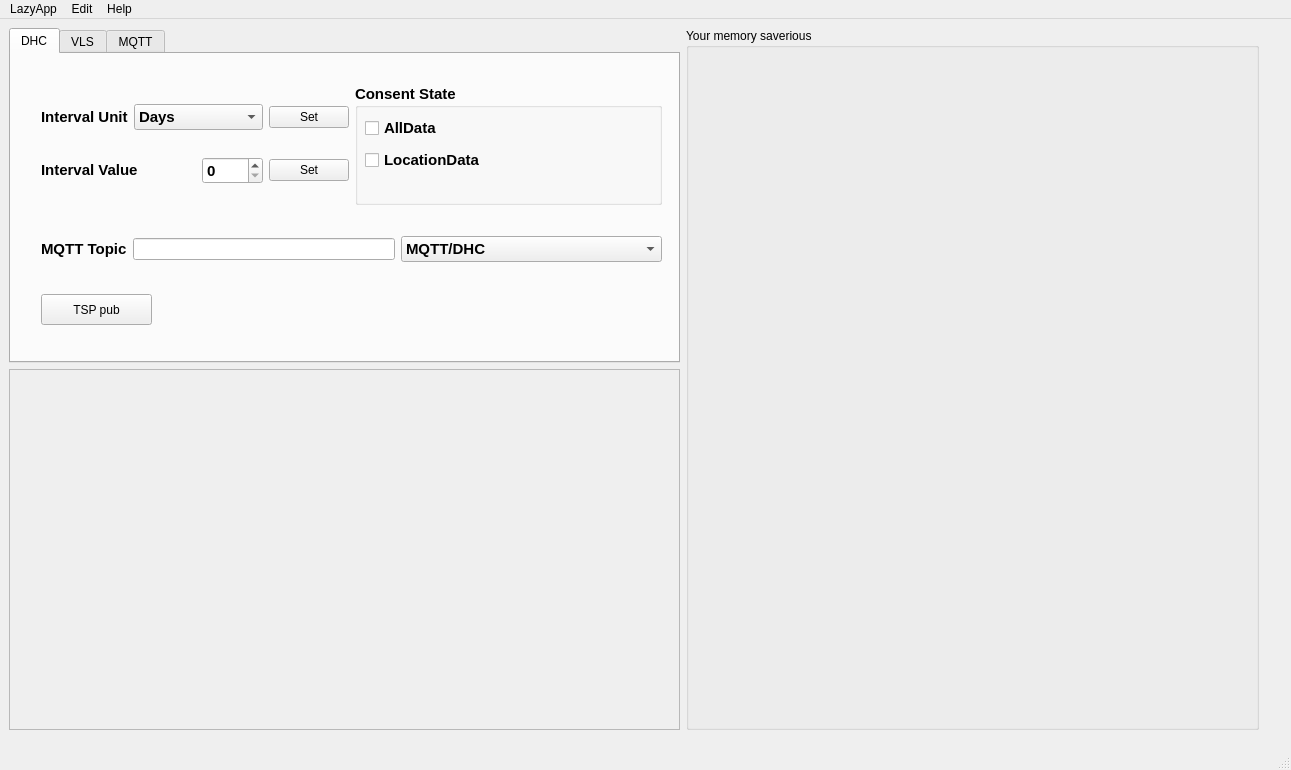
This is views/pySide6View/mainWindow/mainWindow.ui in anhembedded/RsLazyApp as Qt 5 draws it before an edit. The edited form follows.
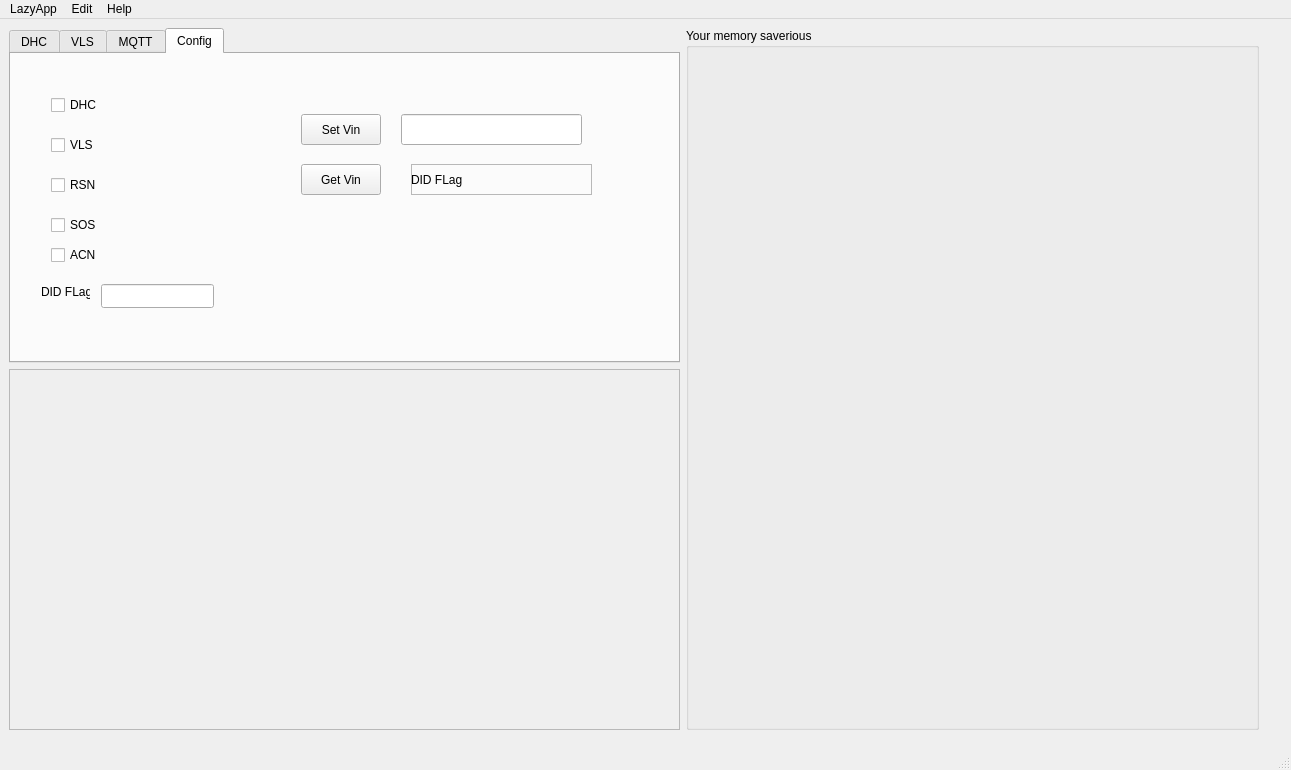
This is the edited form. The open tabs and pages were chosen to show the change. Icons and pictures are not drawn.

Commit message: edit name of Widget

Diff of the .ui file:
```diff
--- a/views/pySide6View/mainWindow/mainWindow.ui
+++ b/views/pySide6View/mainWindow/mainWindow.ui
@@ -26,7 +26,7 @@
    <string>MainWindow</string>
   </property>
   <widget class="QWidget" name="centralwidget">
-   <widget class="QWidget" name="">
+   <widget class="QWidget" name="layoutWidget">
     <property name="geometry">
      <rect>
       <x>9</x>
@@ -58,6 +58,25 @@
        </property>
       </widget>
      </item>
+     <item row="0" column="1" rowspan="2">
+      <widget class="QGroupBox" name="groupBox_terminalLike">
+       <property name="sizePolicy">
+        <sizepolicy hsizetype="Expanding" vsizetype="Expanding">
+         <horstretch>0</horstretch>
+         <verstretch>10</verstretch>
+        </sizepolicy>
+       </property>
+       <property name="minimumSize">
+        <size>
+         <width>571</width>
+         <height>700</height>
+        </size>
+       </property>
+       <property name="title">
+        <string>Your memory saverious</string>
+       </property>
+      </widget>
+     </item>
      <item row="0" column="0">
       <widget class="QTabWidget" name="AppTab">
        <property name="sizePolicy">
@@ -76,13 +95,13 @@
         <bool>true</bool>
        </property>
        <property name="currentIndex">
-        <number>2</number>
+        <number>0</number>
        </property>
        <widget class="QWidget" name="DHC_Tab">
         <attribute name="title">
          <string>DHC</string>
         </attribute>
-        <widget class="QPushButton" name="pushButton">
+        <widget class="QPushButton" name="pushButton_pubMqttDhc">
          <property name="geometry">
           <rect>
            <x>30</x>
@@ -147,7 +166,7 @@
              </widget>
             </item>
             <item row="0" column="3">
-             <widget class="QPushButton" name="pushButton_2">
+             <widget class="QPushButton" name="pushButton_setIntervalUnit">
               <property name="text">
                <string>Set</string>
               </property>
@@ -183,7 +202,7 @@
              </widget>
             </item>
             <item row="1" column="3">
-             <widget class="QPushButton" name="pushButton_3">
+             <widget class="QPushButton" name="pushButton_setIntervalValue">
               <property name="text">
                <string>Set</string>
               </property>
@@ -192,7 +211,7 @@
            </layout>
           </item>
           <item>
-           <widget class="QGroupBox" name="groupBox">
+           <widget class="QGroupBox" name="groupBox_consentState">
             <property name="font">
              <font>
               <pointsize>11</pointsize>
@@ -213,7 +232,7 @@
              </property>
              <layout class="QVBoxLayout" name="verticalLayout">
               <item>
-               <widget class="QCheckBox" name="checkBox">
+               <widget class="QCheckBox" name="checkBox_allData">
                 <property name="minimumSize">
                  <size>
                   <width>131</width>
@@ -232,7 +251,7 @@
                </widget>
               </item>
               <item>
-               <widget class="QCheckBox" name="checkBox_2">
+               <widget class="QCheckBox" name="checkBox_locationData">
                 <property name="minimumSize">
                  <size>
                   <width>141</width>
@@ -267,17 +286,17 @@
          </property>
          <layout class="QHBoxLayout" name="horizontalLayout_4">
           <item>
-           <widget class="QLabel" name="label_IntervalValue_3">
+           <widget class="QLabel" name="label_dhcMqttTopic">
             <property name="text">
              <string>&lt;html&gt;&lt;head/&gt;&lt;body&gt;&lt;p&gt;&lt;span style=&quot; font-size:11pt; font-weight:700;&quot;&gt;MQTT Topic&lt;/span&gt;&lt;/p&gt;&lt;/body&gt;&lt;/html&gt;</string>
             </property>
            </widget>
           </item>
           <item>
-           <widget class="QLineEdit" name="lineEdit"/>
+           <widget class="QLineEdit" name="lineEdit_vinToppicDhc"/>
           </item>
           <item>
-           <widget class="QComboBox" name="comboBox_intervalUnit_2">
+           <widget class="QComboBox" name="comboBox_mqttTopicDhc">
             <property name="sizePolicy">
              <sizepolicy hsizetype="Expanding" vsizetype="Fixed">
               <horstretch>0</horstretch>
@@ -330,25 +349,194 @@
          <string>MQTT</string>
         </attribute>
        </widget>
-      </widget>
-     </item>
-     <item row="0" column="1" rowspan="2">
-      <widget class="QGroupBox" name="groupBox_terminalLike">
-       <property name="sizePolicy">
-        <sizepolicy hsizetype="Expanding" vsizetype="Expanding">
-         <horstretch>0</horstretch>
-         <verstretch>10</verstretch>
-        </sizepolicy>
-       </property>
-       <property name="minimumSize">
-        <size>
-         <width>571</width>
-         <height>700</height>
-        </size>
-       </property>
-       <property name="title">
-        <string>Your memory saverious</string>
-       </property>
+       <widget class="QWidget" name="Config_Tab">
+        <attribute name="title">
+         <string>Config</string>
+        </attribute>
+        <widget class="QCheckBox" name="checkBox_dhc">
+         <property name="geometry">
+          <rect>
+           <x>40</x>
+           <y>40</y>
+           <width>77</width>
+           <height>22</height>
+          </rect>
+         </property>
+         <property name="text">
+          <string>DHC</string>
+         </property>
+        </widget>
+        <widget class="QCheckBox" name="checkBox_vls">
+         <property name="geometry">
+          <rect>
+           <x>40</x>
+           <y>80</y>
+           <width>77</width>
+           <height>22</height>
+          </rect>
+         </property>
+         <property name="text">
+          <string>VLS</string>
+         </property>
+        </widget>
+        <widget class="QCheckBox" name="checkBox_rsn">
+         <property name="geometry">
+          <rect>
+           <x>40</x>
+           <y>120</y>
+           <width>77</width>
+           <height>22</height>
+          </rect>
+         </property>
+         <property name="text">
+          <string>RSN</string>
+         </property>
+        </widget>
+        <widget class="QCheckBox" name="checkBox_sos">
+         <property name="geometry">
+          <rect>
+           <x>40</x>
+           <y>160</y>
+           <width>77</width>
+           <height>22</height>
+          </rect>
+         </property>
+         <property name="text">
+          <string>SOS</string>
+         </property>
+        </widget>
+        <widget class="QCheckBox" name="checkBox_acn">
+         <property name="geometry">
+          <rect>
+           <x>40</x>
+           <y>190</y>
+           <width>77</width>
+           <height>22</height>
+          </rect>
+         </property>
+         <property name="text">
+          <string>ACN</string>
+         </property>
+        </widget>
+        <widget class="QLineEdit" name="lineEdit_didFlag">
+         <property name="geometry">
+          <rect>
+           <x>90</x>
+           <y>230</y>
+           <width>113</width>
+           <height>24</height>
+          </rect>
+         </property>
+        </widget>
+        <widget class="QLabel" name="label_did">
+         <property name="geometry">
+          <rect>
+           <x>30</x>
+           <y>230</y>
+           <width>49</width>
+           <height>16</height>
+          </rect>
+         </property>
+         <property name="text">
+          <string>DID FLag</string>
+         </property>
+        </widget>
+        <widget class="QPushButton" name="pushButton_setVin">
+         <property name="geometry">
+          <rect>
+           <x>290</x>
+           <y>60</y>
+           <width>80</width>
+           <height>31</height>
+          </rect>
+         </property>
+         <property name="sizePolicy">
+          <sizepolicy hsizetype="Expanding" vsizetype="MinimumExpanding">
+           <horstretch>0</horstretch>
+           <verstretch>0</verstretch>
+          </sizepolicy>
+         </property>
+         <property name="text">
+          <string>Set Vin</string>
+         </property>
+        </widget>
+        <widget class="QPushButton" name="pushButton_getVin">
+         <property name="geometry">
+          <rect>
+           <x>290</x>
+           <y>110</y>
+           <width>80</width>
+           <height>31</height>
+          </rect>
+         </property>
+         <property name="sizePolicy">
+          <sizepolicy hsizetype="Expanding" vsizetype="MinimumExpanding">
+           <horstretch>0</horstretch>
+           <verstretch>0</verstretch>
+          </sizepolicy>
+         </property>
+         <property name="text">
+          <string>Get Vin</string>
+         </property>
+        </widget>
+        <widget class="QFrame" name="frame">
+         <property name="geometry">
+          <rect>
+           <x>400</x>
+           <y>110</y>
+           <width>181</width>
+           <height>31</height>
+          </rect>
+         </property>
+         <property name="sizePolicy">
+          <sizepolicy hsizetype="Expanding" vsizetype="MinimumExpanding">
+           <horstretch>0</horstretch>
+           <verstretch>0</verstretch>
+          </sizepolicy>
+         </property>
+         <property name="frameShape">
+          <enum>QFrame::StyledPanel</enum>
+         </property>
+         <property name="frameShadow">
+          <enum>QFrame::Raised</enum>
+         </property>
+         <widget class="QLabel" name="label_getVin">
+          <property name="geometry">
+           <rect>
+            <x>0</x>
+            <y>0</y>
+            <width>181</width>
+            <height>31</height>
+           </rect>
+          </property>
+          <property name="midLineWidth">
+           <number>1</number>
+          </property>
+          <property name="text">
+           <string>DID FLag</string>
+          </property>
+          <property name="margin">
+           <number>1</number>
+          </property>
+         </widget>
+        </widget>
+        <widget class="QLineEdit" name="lineEdit_setVin">
+         <property name="geometry">
+          <rect>
+           <x>390</x>
+           <y>60</y>
+           <width>181</width>
+           <height>31</height>
+          </rect>
+         </property>
+         <property name="sizePolicy">
+          <sizepolicy hsizetype="Expanding" vsizetype="MinimumExpanding">
+           <horstretch>0</horstretch>
+           <verstretch>0</verstretch>
+          </sizepolicy>
+         </property>
+        </widget>
+       </widget>
       </widget>
      </item>
     </layout>
```
The commit also changes 4 other files.
